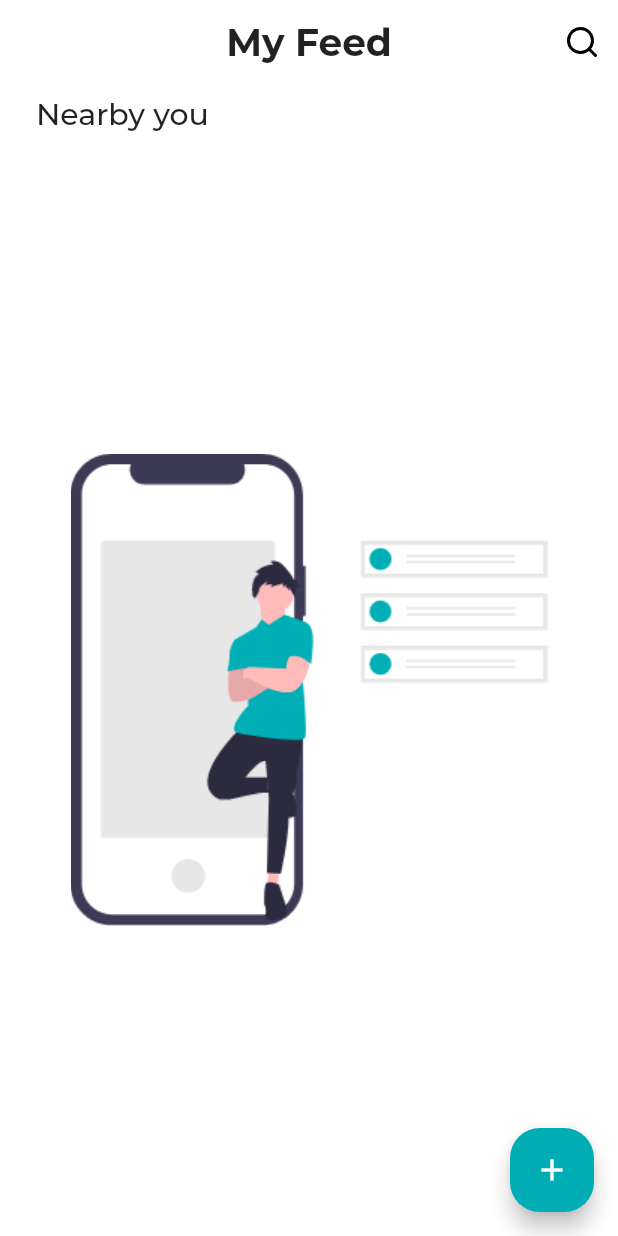
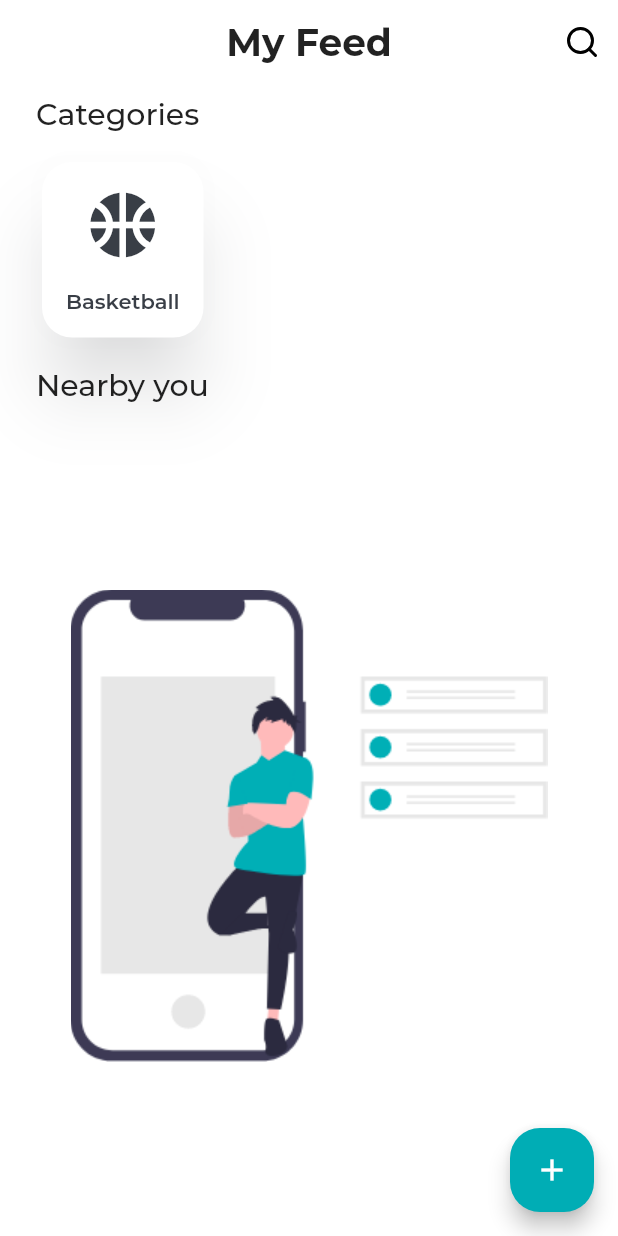
Before and after one commit to Runbhumi/Runbhumi, a Flutter app: the Home screen opened by its route, on a phone screen of 412 x 824 dp. Run offline on Flutter 3.47's test engine with Material 2 defaults, Android fonts, the phone set to English and light mode, and no system bars; our stand-ins replace bubble_tab_indicator, cloud_firestore, datetime_picker_formfield, firebase_auth, firebase_core, flutter_icons and 2 more; accounts and stored records are empty; project files that could hold a hidden picture were left out.

Commit message:
added categoriesin feed page

```diff
--- a/lib/view/home.dart
+++ b/lib/view/home.dart
@@ -224,6 +224,8 @@ class _HomeState extends State<Home> {
                                     data.eventName,
                                     style: TextStyle(
                                       color: theme.currentTheme.backgroundColor,
+                                      fontSize: 18,
+                                      fontWeight: FontWeight.w500,
                                     ),
                                   ),
                                   subtitle: Column(
@@ -304,7 +306,30 @@ class _HomeState extends State<Home> {
       body: Container(
         child: Column(
           crossAxisAlignment: CrossAxisAlignment.start,
+          mainAxisSize: MainAxisSize.min,
           children: [
+            Padding(
+              padding:
+                  const EdgeInsets.symmetric(horizontal: 24.0, vertical: 8.0),
+              child: Text(
+                'Categories',
+                style: Theme.of(context).textTheme.headline6,
+                textAlign: TextAlign.start,
+              ),
+            ),
+            Padding(
+              padding:
+                  const EdgeInsets.symmetric(horizontal: 24.0, vertical: 8.0),
+              child: Row(
+                children: [
+                  SportsCategory(
+                    theme: theme,
+                    sport: "Basketball",
+                    icon: Icons.sports_basketball,
+                  ),
+                ],
+              ),
+            ),
             Padding(
               padding:
                   const EdgeInsets.symmetric(horizontal: 24.0, vertical: 8.0),
@@ -338,3 +363,51 @@ class _HomeState extends State<Home> {
     );
   }
 }
+
+class SportsCategory extends StatelessWidget {
+  const SportsCategory(
+      {Key key,
+      @required this.theme,
+      @required this.sport,
+      @required this.icon})
+      : super(key: key);
+
+  final ThemeNotifier theme;
+  final String sport;
+  final IconData icon;
+
+  @override
+  Widget build(BuildContext context) {
+    return Card(
+      shadowColor: Color(0x44393e46),
+      shape: RoundedRectangleBorder(
+        borderRadius: BorderRadius.all(Radius.circular(20)),
+      ),
+      elevation: 20,
+      child: Padding(
+        padding: const EdgeInsets.all(8.0),
+        child: Column(
+          children: [
+            Padding(
+              padding: const EdgeInsets.all(8.0),
+              child: Icon(
+                Icons.sports_basketball,
+                size: 52,
+                color: theme.currentTheme.backgroundColor,
+              ),
+            ),
+            Padding(
+              padding: const EdgeInsets.all(8.0),
+              child: Text(
+                sport,
+                style: TextStyle(
+                    color: theme.currentTheme.backgroundColor,
+                    fontWeight: FontWeight.w600),
+              ),
+            ),
+          ],
+        ),
+      ),
+    );
+  }
+}
```
